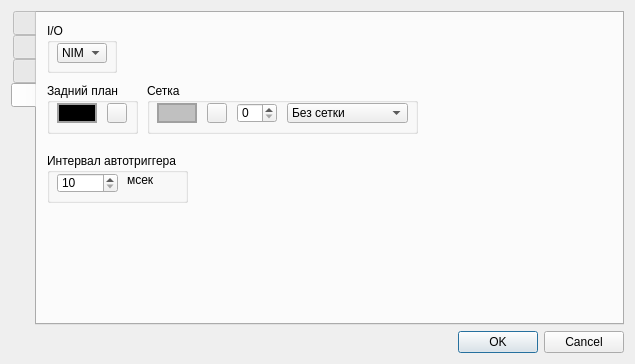
The window that Digitizer by Radium.Khlopin/settingswindow.ui (Alligator4ik/Dizitizer) describes before a commit, drawn with Qt 5.
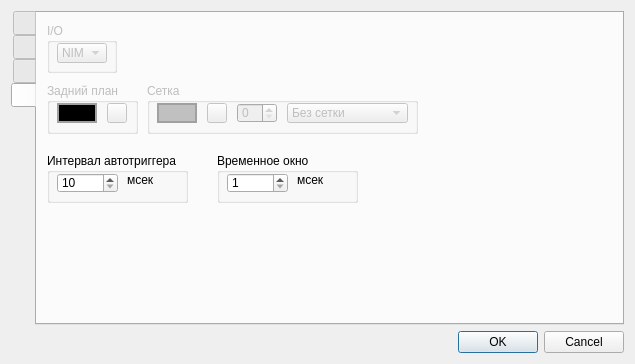
The same window after the commit. The open tabs and pages were chosen to show the change. Icons and pictures are not drawn.

Commit message: Распределение Росси-Альфа! Зум в режиме паузы прослушки, как синхронный, так и по осям. Сохранение буфера. Возможность задавать число блоков за такт чтения и временное окно для гистограммы Росси-Альфа. Багфикс.

What changed in the file:
```diff
--- a/Digitizer by Radium.Khlopin/settingswindow.ui
+++ b/Digitizer by Radium.Khlopin/settingswindow.ui
@@ -1876,7 +1876,10 @@
        <attribute name="title">
         <string/>
        </attribute>
-       <widget class="QGroupBox" name="groupBox">
+       <widget class="QGroupBox" name="backgroundBox">
+        <property name="enabled">
+         <bool>false</bool>
+        </property>
         <property name="geometry">
          <rect>
           <x>10</x>
@@ -1941,7 +1944,10 @@
          </property>
         </widget>
        </widget>
-       <widget class="QGroupBox" name="groupBox_2">
+       <widget class="QGroupBox" name="gridBox">
+        <property name="enabled">
+         <bool>false</bool>
+        </property>
         <property name="geometry">
          <rect>
           <x>110</x>
@@ -2049,7 +2055,10 @@
          </item>
         </widget>
        </widget>
-       <widget class="QGroupBox" name="groupBox_3">
+       <widget class="QGroupBox" name="IOBox">
+        <property name="enabled">
+         <bool>false</bool>
+        </property>
         <property name="geometry">
          <rect>
           <x>10</x>
@@ -2136,6 +2145,60 @@
          </property>
         </widget>
        </widget>
+       <widget class="QGroupBox" name="timeWindowBox">
+        <property name="geometry">
+         <rect>
+          <x>180</x>
+          <y>140</y>
+          <width>141</width>
+          <height>50</height>
+         </rect>
+        </property>
+        <property name="toolTip">
+         <string>Тип входящего/исходящего сигнала</string>
+        </property>
+        <property name="title">
+         <string>Временное окно</string>
+        </property>
+        <widget class="QSpinBox" name="timeWindowSpinBox">
+         <property name="geometry">
+          <rect>
+           <x>10</x>
+           <y>20</y>
+           <width>61</width>
+           <height>20</height>
+          </rect>
+         </property>
+         <property name="toolTip">
+          <string>Width</string>
+         </property>
+         <property name="minimum">
+          <number>1</number>
+         </property>
+         <property name="maximum">
+          <number>4</number>
+         </property>
+         <property name="singleStep">
+          <number>1</number>
+         </property>
+         <property name="value">
+          <number>1</number>
+         </property>
+        </widget>
+        <widget class="QLabel" name="timeWindowLabel">
+         <property name="geometry">
+          <rect>
+           <x>80</x>
+           <y>20</y>
+           <width>47</width>
+           <height>13</height>
+          </rect>
+         </property>
+         <property name="text">
+          <string>мсек</string>
+         </property>
+        </widget>
+       </widget>
       </widget>
      </widget>
     </item>
```
Left out of the diff: 33 changed lines with no effect on the pictures. The commit also changes 15 other files.
